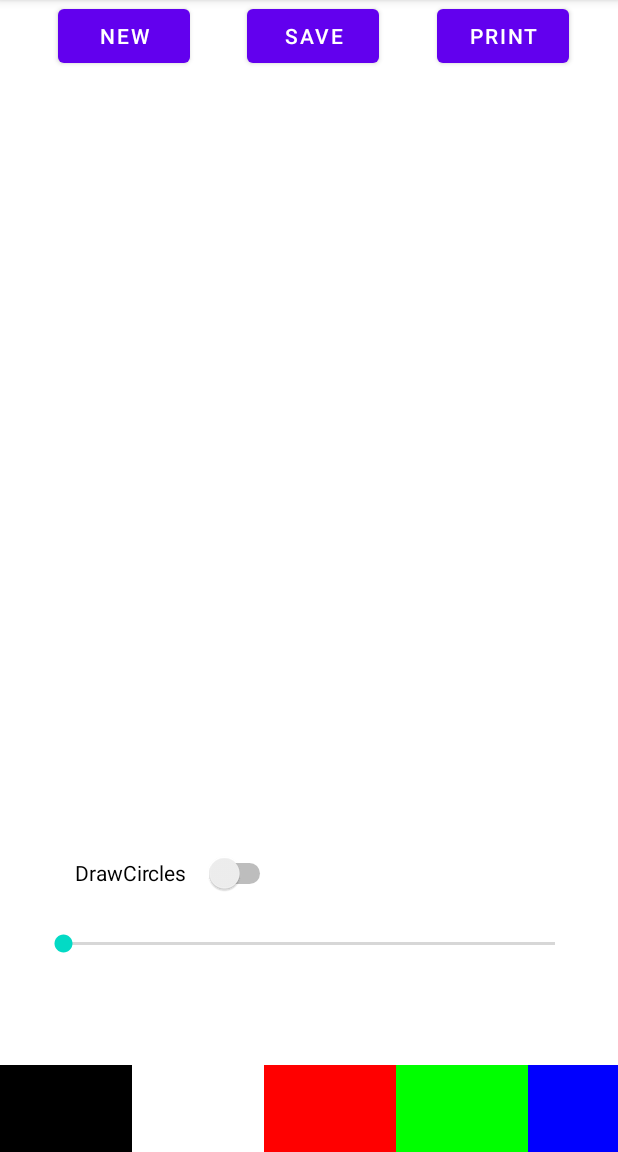
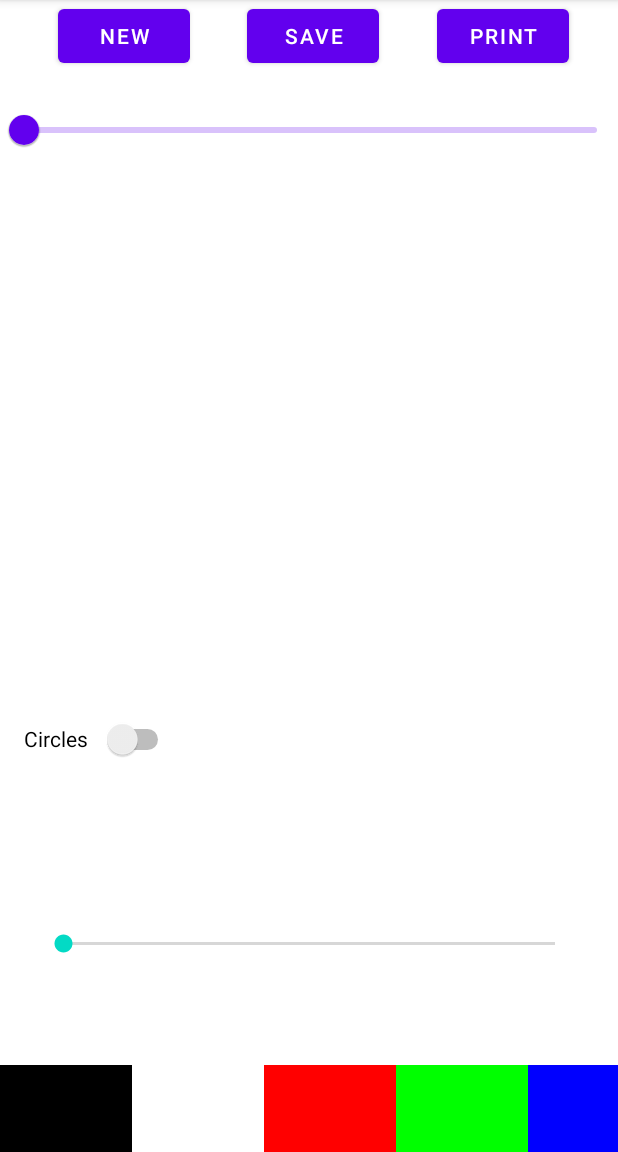
Before and after one commit to tasnaps/DrawingApp, an Android app: the screen it shows after launch (MainActivity), on a phone screen of 412 x 824 dp, the part 84-1236 px from its top. Run offline under Robolectric (Android 15) with nearby library versions, the phone set to English and light mode, and no system bars.

Commit message:
Ympyrän piirros tehty. Sliderin toiminnallisuuden säätöä.

```diff
--- a/app/build.gradle
+++ b/app/build.gradle
@@ -5,7 +5,6 @@ plugins {
 
 android {
     compileSdk 31
-
     defaultConfig {
         applicationId "com.aop.drawingapp"
         minSdk 29
--- a/app/src/main/java/com/aop/drawingapp/DrawingToolsFragment.java
+++ b/app/src/main/java/com/aop/drawingapp/DrawingToolsFragment.java
@@ -1,5 +1,7 @@
 package com.aop.drawingapp;
 
+import android.content.ActivityNotFoundException;
+import android.content.Context;
 import android.graphics.Canvas;
 import android.graphics.Paint;
 import android.os.Bundle;
@@ -19,14 +21,7 @@ import android.widget.Switch;
 
 
 public class DrawingToolsFragment extends Fragment {
-    Switch swDrawCircles;
     SeekBar sbStrokeWidth;
-    public boolean drawCircles = false;
-
-    public  boolean getDrawCircles(){
-        return drawCircles;
-    }
-
     public DrawingToolsFragment() {
         super(R.layout.fragment_drawing_tools);
     }
@@ -37,22 +32,10 @@ public class DrawingToolsFragment extends Fragment {
 
         View view = inflater.inflate(R.layout.fragment_drawing_tools, container, false);
         sbStrokeWidth = view.findViewById(R.id.sbStrokeWidth);
-        swDrawCircles = view.findViewById(R.id.swCircles);
         MainActivity main = (MainActivity) getActivity();
         setStrokeWidth(main.getActiveCanvas());
-
-        //switch functionality for drawing circles
-        swDrawCircles.setOnCheckedChangeListener(new CompoundButton.OnCheckedChangeListener() {
-            @Override
-            public void onCheckedChanged(CompoundButton compoundButton, boolean b) {
-                drawCircles = b;
-            }
-        });
         return view;
     }
-
-
-
 
     private void setStrokeWidth(DrawingCanvas canvas) {
         Paint[] paints = canvas.getPaints();
@@ -64,6 +47,7 @@ public class DrawingToolsFragment extends Fragment {
                 for (Paint p : paints) {
                     p.setStrokeWidth(width);
                 }
+                //
             }
 
             @Override
--- a/app/src/main/java/com/aop/drawingapp/MainActivity.java
+++ b/app/src/main/java/com/aop/drawingapp/MainActivity.java
@@ -3,23 +3,73 @@ package com.aop.drawingapp;
 import android.graphics.Bitmap;
 import android.os.Bundle;
 import android.view.View;
+import android.widget.CompoundButton;
+import android.widget.Switch;
 import com.google.android.material.dialog.MaterialAlertDialogBuilder;
+import com.google.android.material.slider.Slider;
+import com.google.android.material.slider.Slider;
+import com.google.android.material.slider.Slider.OnSliderTouchListener;
 import androidx.appcompat.app.AppCompatActivity;
 import androidx.print.PrintHelper;
 
 public class MainActivity extends AppCompatActivity {
+    DrawingCanvas drawingCanvas;
+    private Switch swCircle;
+    private Slider slider;
+    float temp;
+    int alpha;
 
-    DrawingCanvas drawingCanvas;
 
     @Override
     protected void onCreate(Bundle savedInstanceState) {
         super.onCreate(savedInstanceState);
         setContentView(R.layout.activity_main);
+        setUpCircle();
         drawingCanvas = findViewById(R.id.canvas);
+        setUpListener();
+        slider = findViewById(R.id.slTransparency);
+        slider.addOnSliderTouchListener(touchListener);
+
     }
+    private final OnSliderTouchListener touchListener =
+            new OnSliderTouchListener(){
+        @Override
+                public void onStartTrackingTouch(Slider slider) {
+            temp = slider.getValue();
+            alpha = ((int) temp);
+            drawingCanvas.setAlpha(alpha);
+
+        }
+        @Override
+                public void onStopTrackingTouch(Slider slider){
+            alpha = (int)slider.getValue();
+            System.out.println(alpha);
+            drawingCanvas.setAlpha(alpha);
+        }
+            };
+
+
 
     public DrawingCanvas getActiveCanvas() {
         return drawingCanvas;
+    }
+
+    private void setUpCircle(){
+        this.swCircle = findViewById(R.id.swCircle);
+    }
+    private void setUpListener(){
+
+        this.swCircle.setOnCheckedChangeListener(new CompoundButton.OnCheckedChangeListener() {
+            @Override
+            public void onCheckedChanged(CompoundButton compoundButton, boolean b) {
+                if(drawingCanvas.type.equals("circle")){
+                    drawingCanvas.type = "line";
+                }else{
+                    drawingCanvas.type = "circle";
+                }
+
+            }
+        });
     }
 
 
--- a/app/src/main/res/layout/activity_main.xml
+++ b/app/src/main/res/layout/activity_main.xml
@@ -11,13 +11,31 @@
         android:id="@+id/canvas"
         android:layout_width="match_parent"
         android:layout_height="wrap_content"
+        app:layout_constraintBottom_toTopOf="@id/ColorSelectFragment"
         app:layout_constraintEnd_toStartOf="parent"
         app:layout_constraintStart_toStartOf="parent"
-        app:layout_constraintTop_toBottomOf="@id/FileMenuFragment"
-        app:layout_constraintBottom_toTopOf="@id/ColorSelectFragment">
+        app:layout_constraintTop_toBottomOf="@id/FileMenuFragment"></com.aop.drawingapp.DrawingCanvas>
 
+    <com.google.android.material.slider.Slider
+        android:id="@+id/slTransparency"
+        android.valueFrom="0.0"
+        android:valueTo="100.0"
+        android:layout_width="wrap_content"
+        android:layout_height="wrap_content"
+        app:layout_constraintBottom_toBottomOf="parent"
+        app:layout_constraintStart_toStartOf="parent"
+        app:layout_constraintTop_toTopOf="@+id/canvas"
+        app:layout_constraintVertical_bias="0.093" />
 
-    </com.aop.drawingapp.DrawingCanvas>
+    <Switch
+        android:id="@+id/swCircle"
+        android:layout_width="100dp"
+        android:layout_height="49dp"
+        android:layout_marginStart="16dp"
+        android:layout_marginTop="468dp"
+        android:text="Circles"
+        app:layout_constraintStart_toStartOf="parent"
+        app:layout_constraintTop_toTopOf="parent" />
 
     <androidx.fragment.app.FragmentContainerView
         android:id="@+id/DrawingToolsFragment"
--- a/app/src/main/res/layout/fragment_drawing_tools.xml
+++ b/app/src/main/res/layout/fragment_drawing_tools.xml
@@ -16,14 +16,5 @@
         app:layout_constraintHorizontal_bias="0.49"
         app:layout_constraintStart_toStartOf="parent" />
 
-    <Switch
-        android:id="@+id/swCircles"
-        android:layout_width="134dp"
-        android:layout_height="33dp"
-        android:layout_marginStart="24dp"
-        android:layout_marginBottom="4dp"
-        android:text="DrawCircles"
-        app:layout_constraintBottom_toTopOf="@+id/sbStrokeWidth"
-        app:layout_constraintStart_toStartOf="parent" />
 
 </androidx.constraintlayout.widget.ConstraintLayout>
```
Also changed, not shown: app/src/main/java/com/aop/drawingapp/DrawingCanvas.java (+44 -24 lines).
